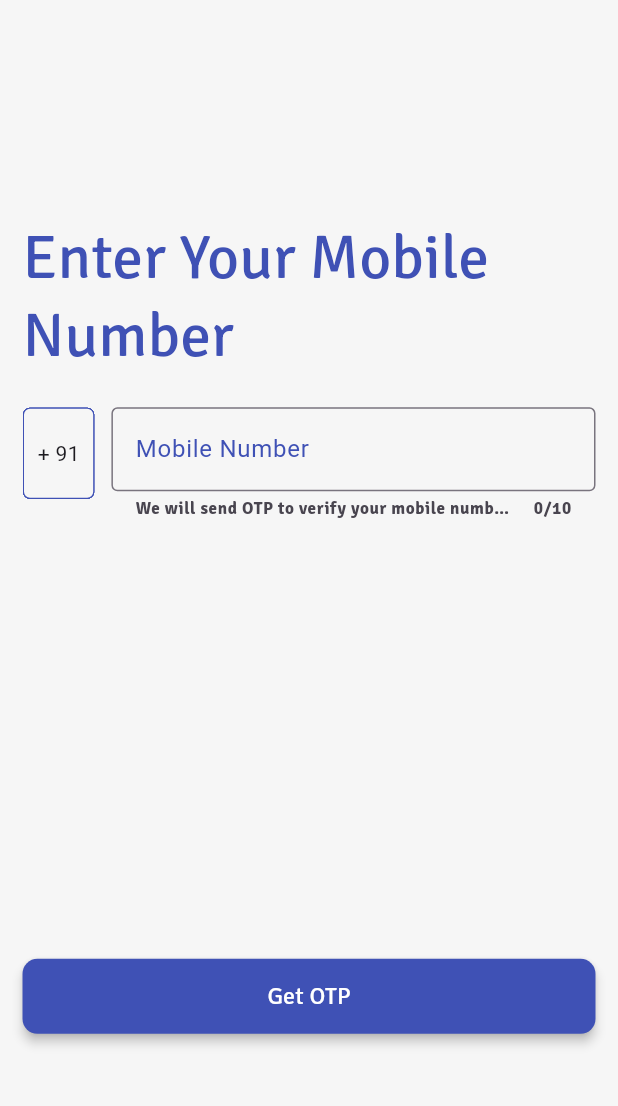
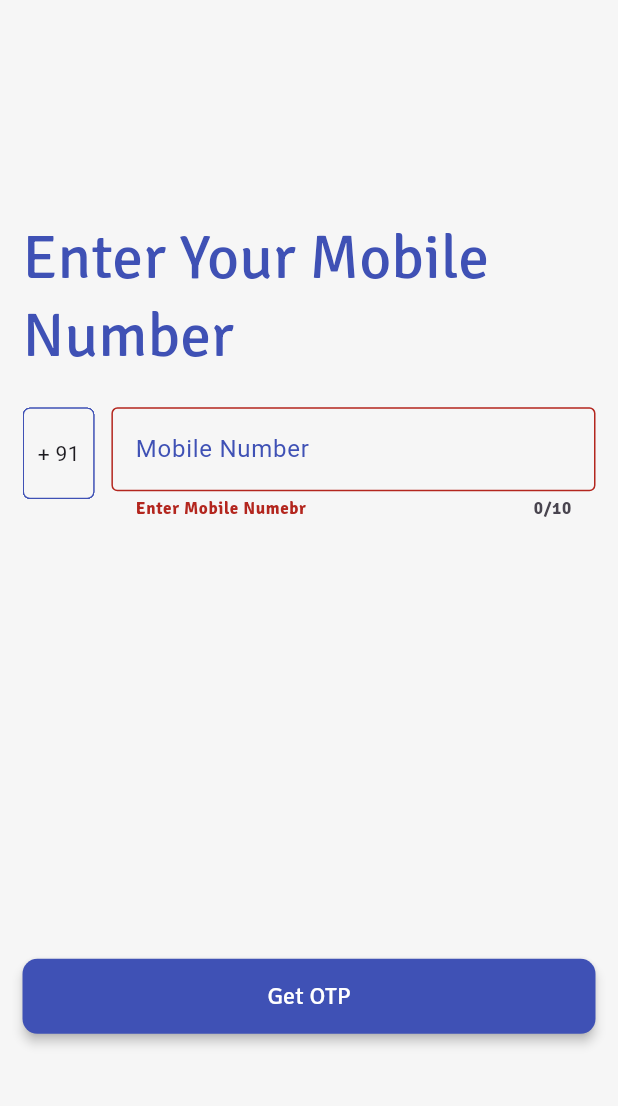
Before and after one commit to EazyPizy/eazypizy_Eazyman, a Flutter app: the InputMobileNumberScreen screen opened by its route, after a tap on "Get OTP", on a phone screen of 412 x 824 dp, the part 96-1202 px from its top. Run offline on Flutter 3.47's test engine with Material 2 defaults, Android fonts, the light colour scheme and no system bars; our stand-ins replace cached_network_image, carousel_slider, cloud_firestore, contacts_service, device_preview, easy_stepper and 19 more; accounts and stored records are empty.

Commit message:
sign up improvements

```diff
--- a/lib/Modules/auth/View_EnterMobileNumber.dart
+++ b/lib/Modules/auth/View_EnterMobileNumber.dart
@@ -1,14 +1,10 @@
-import 'package:carousel_slider/carousel_slider.dart';
 import 'package:eazypizy_eazyman/Modules/auth/ctrl_auth.dart';
-import 'package:eazypizy_eazyman/widgets/CarouselImage.dart';
 import 'package:eazypizy_eazyman/widgets/EasyButtons.dart';
-import 'package:eazypizy_eazyman/widgets/EasySnackBar.dart';
-import 'package:eazypizy_eazyman/widgets/EazyTextField.dart';
 import 'package:eazypizy_eazyman/widgets/easy_container.dart';
+import 'package:eazypizy_eazyman/widgets/eazy_loading.dart';
 import 'package:flutter/material.dart';
 import 'package:flutter_screenutil/flutter_screenutil.dart';
 import 'package:get/get.dart';
-import 'package:smooth_page_indicator/smooth_page_indicator.dart';
 
 import '../../theme/app_colors.dart';
 import '../../theme/eazy_spaces.dart';
@@ -28,6 +24,7 @@ class InputMobileNumberScreen extends StatelessWidget {
     return GetBuilder(
         init: AuthenticationController(),
         builder: (controller) {
+          final formKey = GlobalKey<FormState>();
           return SafeArea(
             child: Scaffold(
               resizeToAvoidBottomInset: false,
@@ -67,32 +64,33 @@ class InputMobileNumberScreen extends StatelessWidget {
                             child: SizedBox(
                               //width: 200.w,
                               height: 75.h,
+                              child: Form(
+                                key: formKey,
                                 child: TextFormField(
-                                autovalidateMode: AutovalidateMode.always,
+                                  // autovalidateMode: AutovalidateMode.always,
                                   controller: controller.mobileNumberController,
                                   keyboardType: TextInputType.number,
-
                                   maxLength: 10,
                                   decoration: InputDecoration(
-
                                     border: const OutlineInputBorder(
-
                                       borderSide: BorderSide(
                                         width: 5,
-
-                                      color: EazyColors.primary
-                                    )
-
-
+                                        color: EazyColors.primary,
+                                      ),
                                     ),
                                     labelText: 'Mobile Number'.tr,
-
-                                  labelStyle:
-                                      const TextStyle(color: EazyColors.primary),
+                                    labelStyle: const TextStyle(
+                                        color: EazyColors.primary),
                                     helperText:
                                         'We will send OTP to verify your mobile number',
-                                  suffixStyle:
-                                      const TextStyle(color: EazyColors.primary),
+                                    suffixStyle: const TextStyle(
+                                        color: EazyColors.primary),
+                                  ),
+                                  validator: (value) => value!.isEmpty
+                                      ? 'Enter Mobile Numebr'
+                                      : value.length < 10
+                                          ? ' Invalid Number'
+                                          : null,
                                 ),
                               ),
                             ),
@@ -101,8 +99,16 @@ class InputMobileNumberScreen extends StatelessWidget {
                       ),
                     ),
                     const Spacer(),
+                    if (controller.loading)
+                      const Center(
+                        child: EazyLoadingWidget(),
+                      )
+                    else
                       EazyButtons.fullWidthElevatedButton('Get OTP', () {
+                        if (formKey.currentState!.validate()) {
+                          FocusScope.of(context).unfocus();
                           controller.sendOtp();
+                        }
                       }),
 
                     // Align(
```
Also changed, not shown: lib/Modules/auth/View_EnterOTP.dart (+32 -25 lines), lib/Modules/auth/ctrl_auth.dart (+17 -3 lines). Lines whose indentation alone changed are shown as unchanged.
